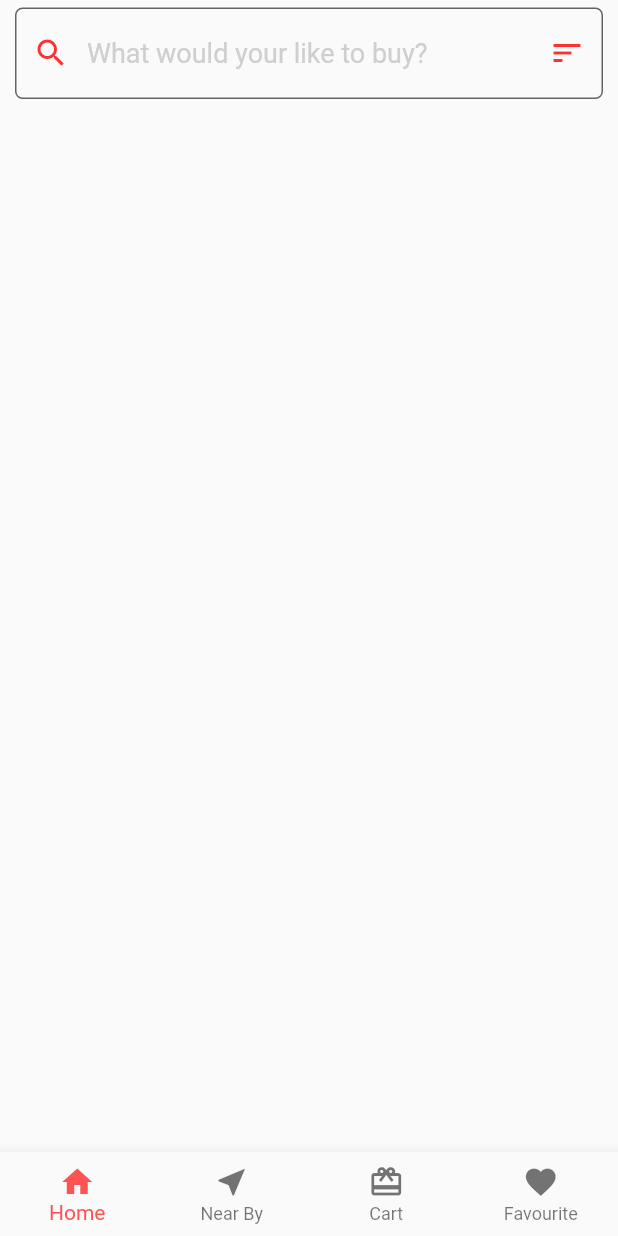
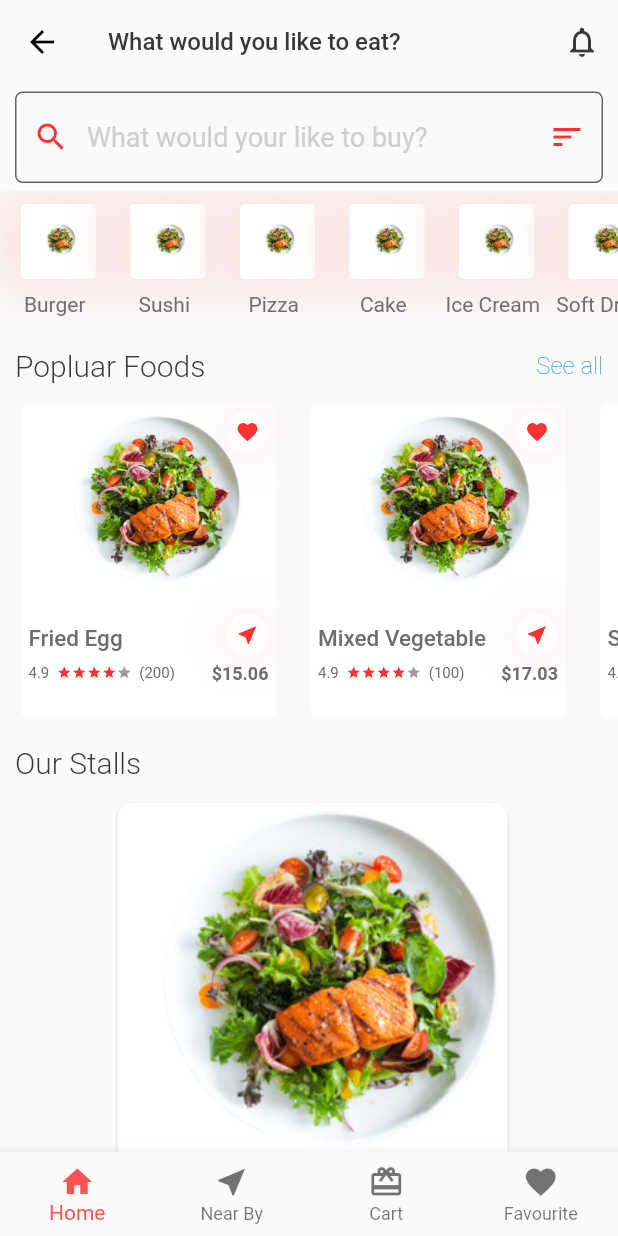
Before and after one commit to naveen-ku/food_wars, a Flutter app: the OptionsScreen screen opened directly, after a tap on "Scan QR", on a phone screen of 412 x 824 dp. Run offline on Flutter 3.47's test engine with Material 2 defaults, Android fonts, the phone set to English and light mode, and no system bars; our stand-ins replace cloud_firestore, firebase_auth, flutter_signin_button, google_sign_in; missing offline and left inert: qrscan; accounts and stored records are empty.

Commit message:
Completing foodcourt screen

```diff
--- a/lib/main.dart
+++ b/lib/main.dart
@@ -21,12 +21,12 @@ class MyApp extends StatelessWidget {
       routes: {
         '/': (BuildContext context) => LandingScreen(),
         '/auth': (BuildContext context) => AuthScreen(),
-        '/foodcourt': (BuildContext context) => FoodCourtScreen(),
+        '/foodcourt': (BuildContext context) => FoodCourt(),
       },
-      onUnknownRoute: (RouteSettings settings) {
-        return MaterialPageRoute(
-            builder: (BuildContext context) => FoodCourtScreen());
-      },
+      // onUnknownRoute: (RouteSettings settings) {
+      //   return MaterialPageRoute(
+      //       builder: (BuildContext context) => FoodCourt());
+      // },
     );
   }
 }
--- a/lib/screens/foodcourt.dart
+++ b/lib/screens/foodcourt.dart
@@ -1,20 +1,55 @@
-import "package:flutter/material.dart";
-import 'package:food_wars/screens/food_items.dart';
+import 'package:flutter/material.dart';
+import 'package:food_wars/widgets/BestFoodWidget.dart';
+import 'package:food_wars/widgets/PopularFoodWidget.dart';
+import 'package:food_wars/widgets/TopMenus.dart';
 import 'package:food_wars/widgets/bottom_nav.dart';
+// import 'package:food_wars/animation/ScaleRoute.dart';
+// import 'package:food_wars/widgets/BestFoodWidget.dart';
+// import 'package:food_wars/widgets/BottomNavBarWidget.dart';
+// import 'package:food_wars/widgets/PopularFoodsWidget.dart';
+// import 'package:food_wars/widgets/SearchWidget.dart';
+// import 'package:food_wars/widgets/TopMenus.dart';
 import 'package:food_wars/widgets/search_widget.dart';
 
-class FoodCourtScreen extends StatelessWidget {
+class FoodCourt extends StatefulWidget {
+  @override
+  _FoodCourtState createState() => _FoodCourtState();
+}
+
+class _FoodCourtState extends State<FoodCourt> {
   @override
   Widget build(BuildContext context) {
     return Scaffold(
-      body: SafeArea(
-        child: Container(
-          child: Column(
-            children: [
-              SearchWidget(),
-              // FoodItemsList("PizzaHut"),
-            ],
-          ),
+      appBar: AppBar(
+        backgroundColor: Color(0xFFFAFAFA),
+        elevation: 0,
+        title: Text(
+          "What would you like to eat?",
+          style: TextStyle(
+              color: Color(0xFF3a3737),
+              fontSize: 16,
+              fontWeight: FontWeight.w500),
+        ),
+        brightness: Brightness.light,
+        actions: <Widget>[
+          IconButton(
+              icon: Icon(
+                Icons.notifications_none,
+                color: Color(0xFF3a3737),
+              ),
+              onPressed: () {
+                // Navigator.pushReplacement(context,'/');
+              })
+        ],
+      ),
+      body: SingleChildScrollView(
+        child: Column(
+          children: <Widget>[
+            SearchWidget(),
+            TopMenus(),
+            PopularFoodsWidget(),
+            BestFoodWidget(),
+          ],
         ),
       ),
       bottomNavigationBar: BottomNavBarWidget(),
--- a/lib/screens/options_screen.dart
+++ b/lib/screens/options_screen.dart
@@ -38,7 +38,7 @@ class _OptionScreenState extends State<OptionsScreen> {
         scanQRCode();
         Navigator.of(context)
             .push(MaterialPageRoute(builder: (BuildContext context) {
-          return FoodCourtScreen();
+          return FoodCourt();
         }));
       },
     );
--- /dev/null
+++ b/lib/widgets/BestFoodWidget.dart
@@ -0,0 +1,184 @@
+import 'package:flutter/material.dart';
+
+class BestFoodWidget extends StatefulWidget {
+  @override
+  _BestFoodWidgetState createState() => _BestFoodWidgetState();
+}
+
+class _BestFoodWidgetState extends State<BestFoodWidget> {
+  @override
+  Widget build(BuildContext context) {
+    return Container(
+      height: 400,
+      width: double.infinity,
+      child: Column(
+        children: <Widget>[
+          BestFoodTitle(),
+          Expanded(
+            child: BestFoodList(),
+          )
+        ],
+      ),
+    );
+  }
+}
+
+class BestFoodTitle extends StatelessWidget {
+  @override
+  Widget build(BuildContext context) {
+    return Container(
+      padding: EdgeInsets.only(left: 10, right: 10, top: 5, bottom: 5),
+      child: Row(
+        mainAxisAlignment: MainAxisAlignment.spaceBetween,
+        children: <Widget>[
+          Text(
+            "Our Stalls",
+            style: TextStyle(
+                fontSize: 20,
+                color: Color(0xFF3a3a3b),
+                fontWeight: FontWeight.w300),
+          ),
+        ],
+      ),
+    );
+  }
+}
+
+class BestFoodTiles extends StatelessWidget {
+  String name;
+  String imageUrl;
+  String rating;
+  String numberOfRating;
+  String price;
+  String slug;
+
+  BestFoodTiles(
+      {Key key,
+      @required this.name,
+      @required this.imageUrl,
+      @required this.rating,
+      @required this.numberOfRating,
+      @required this.price,
+      @required this.slug})
+      : super(key: key);
+
+  @override
+  Widget build(BuildContext context) {
+    return InkWell(
+      onTap: () {},
+      child: Column(
+        children: <Widget>[
+          Container(
+            padding: EdgeInsets.only(left: 10, right: 5, top: 5, bottom: 5),
+            decoration: BoxDecoration(boxShadow: [
+              /* BoxShadow(
+                color: Color(0xFFfae3e2),
+                blurRadius: 15.0,
+                offset: Offset(0, 0.75),
+              ),*/
+            ]),
+            child: Card(
+              semanticContainer: true,
+              clipBehavior: Clip.antiAliasWithSaveLayer,
+              child: Image.asset(
+                imageUrl,
+              ),
+              shape: RoundedRectangleBorder(
+                borderRadius: BorderRadius.circular(10.0),
+              ),
+              elevation: 1,
+              margin: EdgeInsets.all(5),
+            ),
+          ),
+        ],
+      ),
+    );
+  }
+}
+
+class BestFoodList extends StatelessWidget {
+  @override
+  Widget build(BuildContext context) {
+    return ListView(
+      children: <Widget>[
+        BestFoodTiles(
+            name: "Fried Egg",
+            imageUrl: 'assets/images/food.png',
+            rating: '4.9',
+            numberOfRating: '200',
+            price: '15.06',
+            slug: "fried_egg"),
+        BestFoodTiles(
+            name: "Mixed vegetable",
+            imageUrl: 'assets/images/food.png',
+            rating: "4.9",
+            numberOfRating: "100",
+            price: "17.03",
+            slug: ""),
+        BestFoodTiles(
+            name: "Salad with chicken meat",
+            imageUrl: 'assets/images/food.png',
+            rating: "4.0",
+            numberOfRating: "50",
+            price: "11.00",
+            slug: ""),
+        BestFoodTiles(
+            name: "New mixed salad",
+            imageUrl: 'assets/images/food.png',
+            rating: "4.00",
+            numberOfRating: "100",
+            price: "11.10",
+            slug: ""),
+        BestFoodTiles(
+            name: "Red meat with salad",
+            imageUrl: 'assets/images/food.png',
+            rating: "4.6",
+            numberOfRating: "150",
+            price: "12.00",
+            slug: ""),
+        BestFoodTiles(
+            name: "New mixed salad",
+            imageUrl: 'assets/images/food.png',
+            rating: "4.00",
+            numberOfRating: "100",
+            price: "11.10",
+            slug: ""),
+        BestFoodTiles(
+            name: "Potato with meat fry",
+            imageUrl: 'assets/images/food.png',
+            rating: "4.2",
+            numberOfRating: "70",
+            price: "23.0",
+            slug: ""),
+        BestFoodTiles(
+            name: "Fried Egg",
+            imageUrl: 'assets/images/food.png',
+            rating: '4.9',
+            numberOfRating: '200',
+            price: '15.06',
+            slug: "fried_egg"),
+        BestFoodTiles(
+            name: "Red meat with salad",
+            imageUrl: 'assets/images/food.png',
+            rating: "4.6",
+            numberOfRating: "150",
+            price: "12.00",
+            slug: ""),
+        BestFoodTiles(
+            name: "Red meat with salad",
+            imageUrl: 'assets/images/food.png',
+            rating: "4.6",
+            numberOfRating: "150",
+            price: "12.00",
+            slug: ""),
+        BestFoodTiles(
+            name: "Red meat with salad",
+            imageUrl: 'assets/images/food.png',
+            rating: "4.6",
+            numberOfRating: "150",
+            price: "12.00",
+            slug: ""),
+      ],
+    );
+  }
+}
--- /dev/null
+++ b/lib/widgets/PopularFoodWidget.dart
@@ -0,0 +1,328 @@
+import 'package:flutter/material.dart';
+
+class PopularFoodsWidget extends StatefulWidget {
+  @override
+  _PopularFoodsWidgetState createState() => _PopularFoodsWidgetState();
+}
+
+class _PopularFoodsWidgetState extends State<PopularFoodsWidget> {
+  @override
+  Widget build(BuildContext context) {
+    return Container(
+      height: 265,
+      width: double.infinity,
+      child: Column(
+        children: <Widget>[
+          PopularFoodTitle(),
+          Expanded(
+            child: PopularFoodItems(),
+          )
+        ],
+      ),
+    );
+  }
+}
+
+class PopularFoodTiles extends StatelessWidget {
+  String name;
+  String imageUrl;
+  String rating;
+  String numberOfRating;
+  String price;
+  String slug;
+
+  PopularFoodTiles(
+      {Key key,
+      @required this.name,
+      @required this.imageUrl,
+      @required this.rating,
+      @required this.numberOfRating,
+      @required this.price,
+      @required this.slug})
+      : super(key: key);
+
+  @override
+  Widget build(BuildContext context) {
+    return InkWell(
+      onTap: () {
+        // Navigator.push(context, ScaleRoute(page: FoodDetailsPage()));
+      },
+      child: Column(
+        children: <Widget>[
+          Container(
+            padding: EdgeInsets.only(left: 10, right: 5, top: 5, bottom: 5),
+            decoration: BoxDecoration(boxShadow: [
+              /* BoxShadow(
+                color: Color(0xFFfae3e2),
+                blurRadius: 15.0,
+                offset: Offset(0, 0.75),
+              ),*/
+            ]),
+            child: Card(
+                color: Colors.white,
+                elevation: 0,
+                shape: RoundedRectangleBorder(
+                  borderRadius: const BorderRadius.all(
+                    Radius.circular(5.0),
+                  ),
+                ),
+                child: Container(
+                  width: 170,
+                  height: 210,
+                  child: Column(
+                    children: <Widget>[
+                      Stack(
+                        children: <Widget>[
+                          Align(
+                            alignment: Alignment.topRight,
+                            child: Container(
+                              alignment: Alignment.topRight,
+                              width: double.infinity,
+                              padding: EdgeInsets.only(right: 5, top: 5),
+                              child: Container(
+                                height: 28,
+                                width: 28,
+                                decoration: BoxDecoration(
+                                    shape: BoxShape.circle,
+                                    color: Colors.white70,
+                                    boxShadow: [
+                                      BoxShadow(
+                                        color: Color(0xFFfae3e2),
+                                        blurRadius: 25.0,
+                                        offset: Offset(0.0, 0.75),
+                                      ),
+                                    ]),
+                                child: Icon(
+                                  Icons.favorite,
+                                  color: Color(0xFFfb3132),
+                                  size: 16,
+                                ),
+                              ),
+                            ),
+                          ),
+                          Align(
+                            alignment: Alignment.centerLeft,
+                            child: Center(
+                                child: Image.asset(
+                              imageUrl,
+                              width: 130,
+                              height: 140,
+                            )),
+                          )
+                        ],
+                      ),
+                      Row(
+                        mainAxisAlignment: MainAxisAlignment.spaceBetween,
+                        children: <Widget>[
+                          Container(
+                            alignment: Alignment.bottomLeft,
+                            padding: EdgeInsets.only(left: 5, top: 5),
+                            child: Text(name,
+                                style: TextStyle(
+                                    color: Color(0xFF6e6e71),
+                                    fontSize: 15,
+                                    fontWeight: FontWeight.w500)),
+                          ),
+                          Container(
+                            alignment: Alignment.topRight,
+                            padding: EdgeInsets.only(right: 5),
+                            child: Container(
+                              height: 28,
+                              width: 28,
+                              decoration: BoxDecoration(
+                                  shape: BoxShape.circle,
+                                  color: Colors.white70,
+                                  boxShadow: [
+                                    BoxShadow(
+                                      color: Color(0xFFfae3e2),
+                                      blurRadius: 25.0,
+                                      offset: Offset(0.0, 0.75),
+                                    ),
+                                  ]),
+                              child: Icon(
+                                Icons.near_me,
+                                color: Color(0xFFfb3132),
+                                size: 16,
+                              ),
+                            ),
+                          ),
+                        ],
+                      ),
+                      Row(
+                        mainAxisAlignment: MainAxisAlignment.spaceBetween,
+                        children: <Widget>[
+                          Row(
+                            mainAxisAlignment: MainAxisAlignment.spaceEvenly,
+                            children: <Widget>[
+                              Container(
+                                alignment: Alignment.topLeft,
+                                padding: EdgeInsets.only(left: 5, top: 5),
+                                child: Text(rating,
+                                    style: TextStyle(
+                                        color: Color(0xFF6e6e71),
+                                        fontSize: 10,
+                                        fontWeight: FontWeight.w400)),
+                              ),
+                              Container(
+                                padding: EdgeInsets.only(top: 3, left: 5),
+                                child: Row(
+                                  children: <Widget>[
+                                    Icon(
+                                      Icons.star,
+                                      size: 10,
+                                      color: Color(0xFFfb3132),
+                                    ),
+                                    Icon(
+                                      Icons.star,
+                                      size: 10,
+                                      color: Color(0xFFfb3132),
+                                    ),
+                                    Icon(
+                                      Icons.star,
+                                      size: 10,
+                                      color: Color(0xFFfb3132),
+                                    ),
+                                    Icon(
+                                      Icons.star,
+                                      size: 10,
+                                      color: Color(0xFFfb3132),
+                                    ),
+                                    Icon(
+                                      Icons.star,
+                                      size: 10,
+                                      color: Color(0xFF9b9b9c),
+                                    ),
+                                  ],
+                                ),
+                              ),
+                              Container(
+                                alignment: Alignment.topLeft,
+                                padding: EdgeInsets.only(left: 5, top: 5),
+                                child: Text("($numberOfRating)",
+                                    style: TextStyle(
+                                        color: Color(0xFF6e6e71),
+                                        fontSize: 10,
+                                        fontWeight: FontWeight.w400)),
+                              ),
+                            ],
+                          ),
+                          Container(
+                            alignment: Alignment.bottomLeft,
+                            padding: EdgeInsets.only(left: 5, top: 5, right: 5),
+                            child: Text('\$' + price,
+                                style: TextStyle(
+                                    color: Color(0xFF6e6e71),
+                                    fontSize: 12,
+                                    fontWeight: FontWeight.w600)),
+                          )
+                        ],
+                      )
+                    ],
+                  ),
+                )),
+          ),
+        ],
+      ),
+    );
+  }
+}
+
+class PopularFoodTitle extends StatelessWidget {
+  @override
+  Widget build(BuildContext context) {
+    return Container(
+      padding: EdgeInsets.only(left: 10, right: 10, top: 5, bottom: 5),
+      child: Row(
+        mainAxisAlignment: MainAxisAlignment.spaceBetween,
+        children: <Widget>[
+          Text(
+            "Popluar Foods",
+            style: TextStyle(
+                fontSize: 20,
+                color: Color(0xFF3a3a3b),
+                fontWeight: FontWeight.w300),
+          ),
+          Text(
+            "See all",
+            style: TextStyle(
+                fontSize: 16, color: Colors.blue, fontWeight: FontWeight.w100),
+          )
+        ],
+      ),
+    );
+  }
+}
+
+class PopularFoodItems extends StatelessWidget {
+  @override
+  Widget build(BuildContext context) {
+    return ListView(
+      scrollDirection: Axis.horizontal,
+      children: <Widget>[
+        PopularFoodTiles(
+            name: "Fried Egg",
+            imageUrl: 'assets/images/food.png',
+            rating: '4.9',
+            numberOfRating: '200',
+            price: '15.06',
+            slug: "fried_egg"),
+        PopularFoodTiles(
+            name: "Mixed Vegetable",
+            imageUrl: 'assets/images/food.png',
+            rating: "4.9",
+            numberOfRating: "100",
+            price: "17.03",
+            slug: ""),
+        PopularFoodTiles(
+            name: "Salad With Chicken",
+            imageUrl: 'assets/images/food.png',
+            rating: "4.0",
+            numberOfRating: "50",
+            price: "11.00",
+            slug: ""),
+        PopularFoodTiles(
+            name: "Mixed Salad",
+            imageUrl: 'assets/images/food.png',
+            rating: "4.00",
+            numberOfRating: "100",
+            price: "11.10",
+            slug: ""),
+        PopularFoodTiles(
+            name: "Red meat,Salad",
+            imageUrl: 'assets/images/food.png',
+            rating: "4.6",
+            numberOfRating: "150",
+            price: "12.00",
+            slug: ""),
+        PopularFoodTiles(
+            name: "Mixed Salad",
+            imageUrl: 'assets/images/food.png',
+            rating: "4.00",
+            numberOfRating: "100",
+            price: "11.10",
+            slug: ""),
+        PopularFoodTiles(
+            name: "Potato,Meat fry",
+            imageUrl: 'assets/images/food.png',
+            rating: "4.2",
+            numberOfRating: "70",
+            price: "23.0",
+            slug: ""),
+        PopularFoodTiles(
+            name: "Fried Egg",
+            imageUrl: 'assets/images/food.png',
+            rating: '4.9',
+            numberOfRating: '200',
+            price: '15.06',
+            slug: "fried_egg"),
+        PopularFoodTiles(
+            name: "Red meat,Salad",
+            imageUrl: 'assets/images/food.png',
+            rating: "4.6",
+            numberOfRating: "150",
+            price: "12.00",
+            slug: ""),
+      ],
+    );
+  }
+}
--- /dev/null
+++ b/lib/widgets/TopMenus.dart
@@ -0,0 +1,93 @@
+import 'package:flutter/material.dart';
+
+class TopMenus extends StatefulWidget {
+  @override
+  _TopMenusState createState() => _TopMenusState();
+}
+
+class _TopMenusState extends State<TopMenus> {
+  @override
+  Widget build(BuildContext context) {
+    return Container(
+      height: 100,
+      child: ListView(
+        scrollDirection: Axis.horizontal,
+        children: <Widget>[
+          TopMenuTiles(
+              name: "Burger", imageUrl: 'assets/images/food.png', slug: ""),
+          TopMenuTiles(
+              name: "Sushi", imageUrl: 'assets/images/food.png', slug: ""),
+          TopMenuTiles(
+              name: "Pizza", imageUrl: 'assets/images/food.png', slug: ""),
+          TopMenuTiles(
+              name: "Cake", imageUrl: 'assets/images/food.png', slug: ""),
+          TopMenuTiles(
+              name: "Ice Cream", imageUrl: 'assets/images/food.png', slug: ""),
+          TopMenuTiles(
+              name: "Soft Drink", imageUrl: 'assets/images/food.png', slug: ""),
+          TopMenuTiles(
+              name: "Burger", imageUrl: 'assets/images/food.png', slug: ""),
+          TopMenuTiles(
+              name: "Sushi", imageUrl: 'assets/images/food.png', slug: ""),
+        ],
+      ),
+    );
+  }
+}
+
+class TopMenuTiles extends StatelessWidget {
+  String name;
+  String imageUrl;
+  String slug;
+
+  TopMenuTiles(
+      {Key key,
+      @required this.name,
+      @required this.imageUrl,
+      @required this.slug})
+      : super(key: key);
+
+  @override
+  Widget build(BuildContext context) {
+    return InkWell(
+      onTap: () {},
+      child: Column(
+        children: <Widget>[
+          Container(
+            padding: EdgeInsets.only(left: 10, right: 5, top: 5, bottom: 5),
+            decoration: new BoxDecoration(boxShadow: [
+              new BoxShadow(
+                color: Color(0xFFfae3e2),
+                blurRadius: 25.0,
+                offset: Offset(0.0, 0.75),
+              ),
+            ]),
+            child: Card(
+                color: Colors.white,
+                elevation: 0,
+                shape: RoundedRectangleBorder(
+                  borderRadius: const BorderRadius.all(
+                    Radius.circular(3.0),
+                  ),
+                ),
+                child: Container(
+                  width: 50,
+                  height: 50,
+                  child: Center(
+                      child: Image.asset(
+                    imageUrl,
+                    width: 24,
+                    height: 24,
+                  )),
+                )),
+          ),
+          Text(name,
+              style: TextStyle(
+                  color: Color(0xFF6e6e71),
+                  fontSize: 14,
+                  fontWeight: FontWeight.w400)),
+        ],
+      ),
+    );
+  }
+}
--- a/lib/widgets/nearby_food_stalls.dart
+++ b/lib/widgets/nearby_food_stalls.dart
@@ -5,9 +5,9 @@ class NearbyFoodStalls extends StatelessWidget {
   // final stallData = StallData.getData;
   final List<Map<String, dynamic>> stallitem = [
     {"name": "Pizza Hut", "image": "assets/images/food.png", "near": "no"},
-    {"name": "Dominos", "image": "assets/images/food.png", "near": "no"},
+    {"name": "Dominos", "image": "assets/images/food.png", "near": "yes"},
     {"name": "KFC", "image": "assets/images/food.png", "near": "no"},
-    {"name": "Pepsi", "image": "assets/images/food.png", "near": "no"},
+    {"name": "Pepsi", "image": "assets/images/food.png", "near": "yes"},
     {"name": "Bytes", "image": "assets/images/food.png", "near": "no"},
   ];
   @override
@@ -54,7 +54,9 @@ class NearbyFoodStalls extends StatelessWidget {
                             ),
                             Container(
                               padding: EdgeInsets.only(top: vpH * 0.025),
-                              child: Text(
+                              child: stallitem[index]['price'] == null
+                                  ? Container()
+                                  : Text(
                                       '₹ ${stallitem[index]['price'].toString()}',
                                       style: TextStyle(
                                           fontSize: 20.0,
@@ -69,10 +71,19 @@ class NearbyFoodStalls extends StatelessWidget {
                                 shape: RoundedRectangleBorder(
                                   borderRadius: BorderRadius.circular(40.0),
                                 ),
-                                child: Text(
+                                child: stallitem[index]['price'] == null
+                                    ? Text(
+                                        "Look Menu",
+                                        style: TextStyle(
+                                            color:
+                                                Theme.of(context).accentColor,
+                                            fontSize: 20.0),
+                                      )
+                                    : Text(
                                         "Buy",
                                         style: TextStyle(
-                                      color: Theme.of(context).accentColor,
+                                            color:
+                                                Theme.of(context).accentColor,
                                             fontSize: 20.0),
                                       ),
                                 onPressed: () {},
```
Lines whose indentation alone changed are shown as unchanged.
